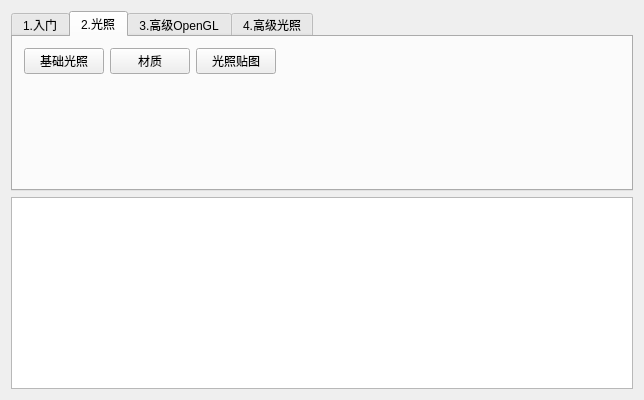
First picture: the form in Code/LearnOpenGL/Application.ui, repository JohnHwangx/LearnOpenGL_QT, before the edit.
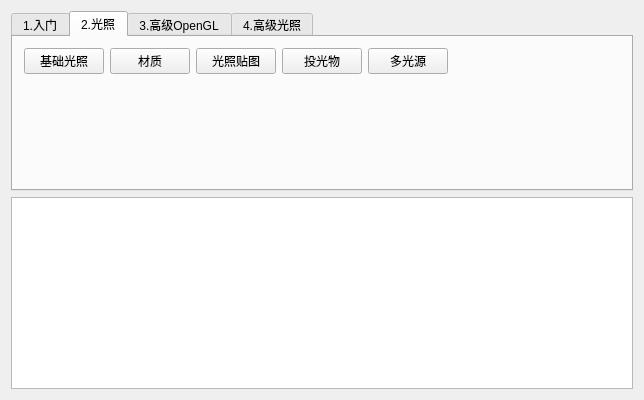
Second picture: the form after the edit. The open tabs and pages were chosen to show the change.

What changed in the file:
```diff
--- a/Code/LearnOpenGL/Application.ui
+++ b/Code/LearnOpenGL/Application.ui
@@ -6,7 +6,7 @@
    <rect>
     <x>0</x>
     <y>0</y>
-    <width>600</width>
+    <width>603</width>
     <height>400</height>
    </rect>
   </property>
@@ -93,19 +93,6 @@
           </property>
          </widget>
         </item>
-        <item row="0" column="3">
-         <spacer name="horizontalSpacer_2">
-          <property name="orientation">
-           <enum>Qt::Horizontal</enum>
-          </property>
-          <property name="sizeHint" stdset="0">
-           <size>
-            <width>312</width>
-            <height>20</height>
-           </size>
-          </property>
-         </spacer>
-        </item>
         <item row="0" column="2">
          <widget class="QPushButton" name="lighting_map">
           <property name="text">
@@ -126,6 +113,33 @@
           </property>
          </spacer>
         </item>
+        <item row="0" column="5">
+         <spacer name="horizontalSpacer_2">
+          <property name="orientation">
+           <enum>Qt::Horizontal</enum>
+          </property>
+          <property name="sizeHint" stdset="0">
+           <size>
+            <width>312</width>
+            <height>20</height>
+           </size>
+          </property>
+         </spacer>
+        </item>
+        <item row="0" column="3">
+         <widget class="QPushButton" name="light_caster">
+          <property name="text">
+           <string>投光物</string>
+          </property>
+         </widget>
+        </item>
+        <item row="0" column="4">
+         <widget class="QPushButton" name="multiple_lights">
+          <property name="text">
+           <string>多光源</string>
+          </property>
+         </widget>
+        </item>
        </layout>
       </widget>
       <widget class="QWidget" name="advance_opengl_2">
```
Left out of the diff: 2 changed lines with no effect on the pictures.
